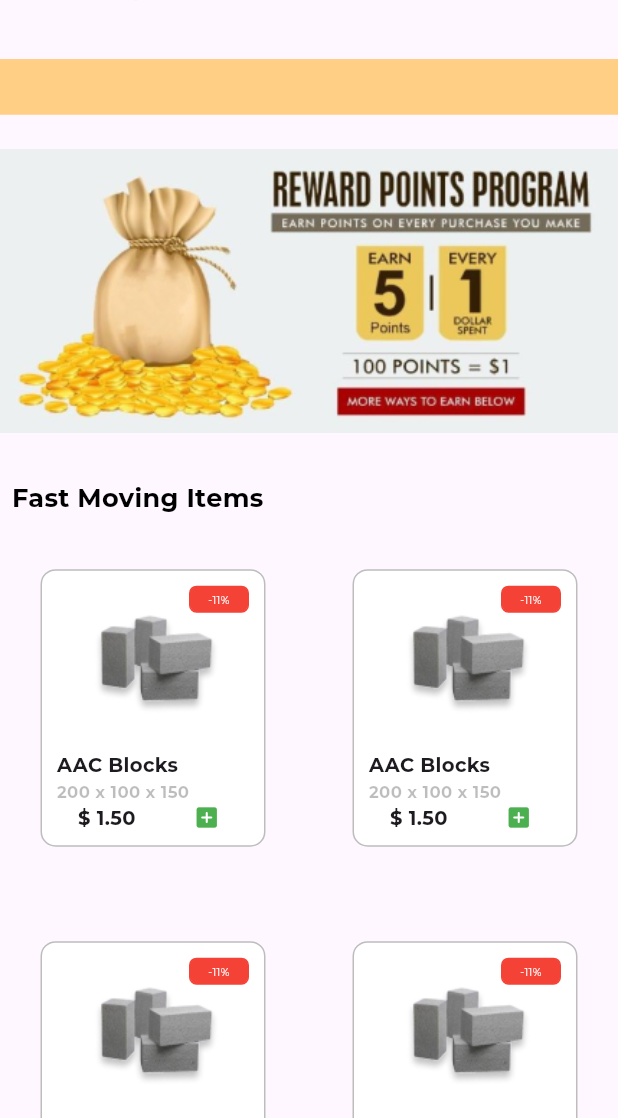
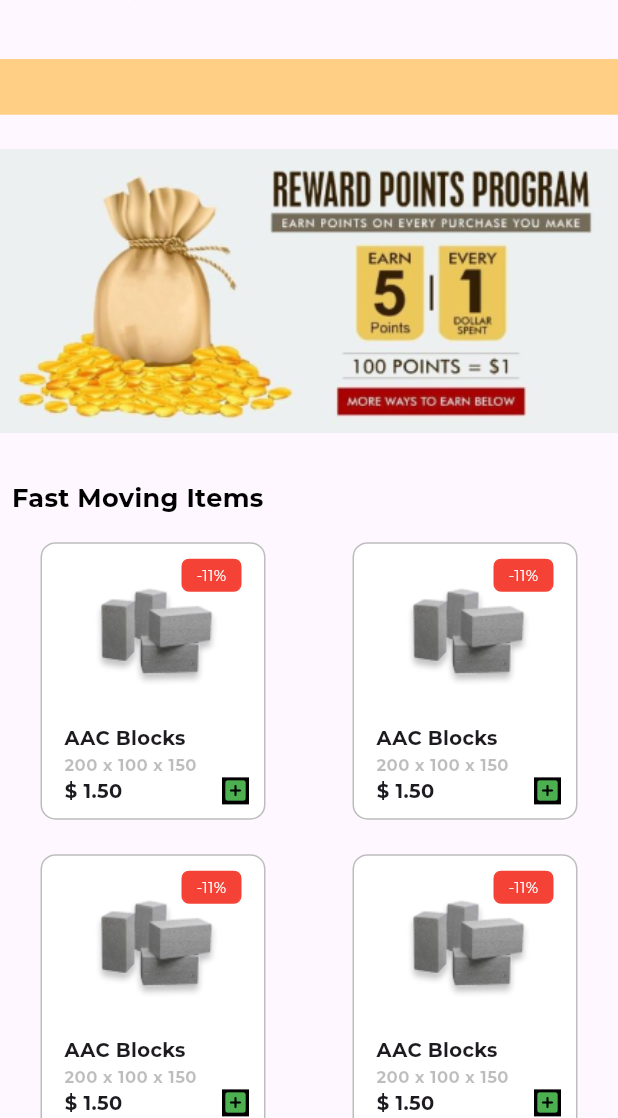
Before and after one commit to pokaktech/bricksnmix-frontend, a Flutter app: the Dashboard screen opened directly, scrolled down 1728 dp, on a phone screen of 412 x 824 dp, the part 118-1236 px from its top. Run offline on Flutter 3.47's test engine with Material 3 defaults, Android fonts, the phone set to English and light mode, and no system bars; our stand-ins replace carousel_slider, dio, fl_chart, flutter_dotenv, flutter_secure_storage, get and 3 more; accounts and stored records are empty; network calls fail; project files that could hold a hidden picture were left out.

Commit message:
issues in the fast moving products ui fixed

```diff
--- a/lib/Controller/HomeController.dart
+++ b/lib/Controller/HomeController.dart
@@ -25,13 +25,12 @@ class HomeController extends GetxController {
 
     try {
       loading(true);
-
       final options = Options(
         headers: {
           'Authorization': 'Bearer $token',
         },
       );
-
+// http://195.35.20.1:8080/accounts/getFastmovingProducts/
       final response = await dio.get(
         'http://195.35.20.1:8080/accounts/getTrendingBrands/',
         options: options,
--- a/lib/Widgets/fasting_moving_items.dart
+++ b/lib/Widgets/fasting_moving_items.dart
@@ -23,28 +23,20 @@ class FastingMovingItems extends StatelessWidget {
               style: TextStyle(
                 fontSize: ResponsiveInfo.isMobile(context) ? 17 : 20,
                 fontWeight: FontWeight.bold,
-                  color: Colors.black),
+                color: Colors.black,
+              ),
               textAlign: TextAlign.center,
             ),
           ),
-          MediaQuery.removePadding(
-            context: context,
-            removeBottom: false,
-            removeLeft: false,
-            removeRight: false,
-            removeTop: false,
-            child: SizedBox(
-              width: double.infinity,
-              height: MediaQuery.of(context).size.height / 1.7,
-              child: GridView.count(
+          Expanded(
+            child: GridView.builder(
+                gridDelegate: const SliverGridDelegateWithFixedCrossAxisCount(
                   crossAxisCount: 2,
+                  mainAxisSpacing: 4.0,
                   crossAxisSpacing: 4.0,
-                mainAxisSpacing: 8.0,
-                childAspectRatio: 0.85,
-                physics: const NeverScrollableScrollPhysics(),
-                children: List.generate(
-                  4,
-                  (index) {
+                ),
+                itemCount: 5,
+                itemBuilder: (context, index) {
                   return GestureDetector(
                     child: Center(
                       child: Padding(
@@ -52,10 +44,13 @@ class FastingMovingItems extends StatelessWidget {
                             ResponsiveInfo.isMobile(context) ? 5 : 10),
                         child: Container(
                           width: ResponsiveInfo.isMobile(context) ? 150 : 180,
-                            height:
-                                ResponsiveInfo.isMobile(context) ? 185 : 215,
-                            padding: EdgeInsets.all(
-                                ResponsiveInfo.isMobile(context) ? 5 : 8),
+                          height: ResponsiveInfo.isMobile(context) ? 185 : 215,
+                          padding: const EdgeInsets.only(
+                            left: 10,
+                            right: 10,
+                            top: 5,
+                            bottom: 5,
+                          ),
                           decoration: BoxDecoration(
                             border: Border.all(
                               color: Colors.black26,
@@ -76,12 +71,10 @@ class FastingMovingItems extends StatelessWidget {
                                       alignment: FractionalOffset.center,
                                       child: Image.asset(
                                         'assets/homecategory/accblock.png',
-                                          width:
-                                              ResponsiveInfo.isMobile(context)
+                                        width: ResponsiveInfo.isMobile(context)
                                             ? 100
                                             : 120,
-                                          height:
-                                              ResponsiveInfo.isMobile(context)
+                                        height: ResponsiveInfo.isMobile(context)
                                             ? 100
                                             : 120,
                                         fit: BoxFit.fill,
@@ -93,16 +86,19 @@ class FastingMovingItems extends StatelessWidget {
                                         padding: EdgeInsets.all(
                                           ResponsiveInfo.isMobile(context)
                                               ? 5
-                                                  : 8),
+                                              : 8,
+                                        ),
                                         child: Container(
                                           width:
                                               ResponsiveInfo.isMobile(context)
                                                   ? 40
                                                   : 50,
+                                          height: 22,
                                           padding: EdgeInsets.all(
                                             ResponsiveInfo.isMobile(context)
                                                 ? 3
-                                                    : 5),
+                                                : 5,
+                                          ),
                                           decoration: BoxDecoration(
                                             color: Colors.red,
                                             border: Border.all(
@@ -110,17 +106,18 @@ class FastingMovingItems extends StatelessWidget {
                                             ),
                                             borderRadius:
                                                 const BorderRadius.all(
-                                                        Radius.circular(5))),
+                                              Radius.circular(5),
+                                            ),
+                                          ),
+                                          child: const Center(
                                             child: Text(
                                               "-11%",
                                               textAlign: TextAlign.center,
                                               style: TextStyle(
-                                                  fontSize:
-                                                      ResponsiveInfo.isMobile(
-                                                              context)
-                                                          ? 7
-                                                          : 10,
-                                                  color: Colors.white),
+                                                fontSize: 10,
+                                                color: Colors.white,
+                                              ),
+                                            ),
                                           ),
                                         ),
                                       ),
@@ -131,15 +128,13 @@ class FastingMovingItems extends StatelessWidget {
                               Expanded(
                                 child: Padding(
                                   padding: EdgeInsets.fromLTRB(
-                                        ResponsiveInfo.isMobile(context)
-                                            ? 5
-                                            : 8,
+                                    ResponsiveInfo.isMobile(context) ? 5 : 8,
                                     0,
                                     0,
-                                        0),
+                                    0,
+                                  ),
                                   child: Column(
-                                      mainAxisAlignment:
-                                          MainAxisAlignment.start,
+                                    mainAxisAlignment: MainAxisAlignment.start,
                                     crossAxisAlignment:
                                         CrossAxisAlignment.start,
                                     children: [
@@ -147,29 +142,34 @@ class FastingMovingItems extends StatelessWidget {
                                         "AAC Blocks",
                                         maxLines: 2,
                                         style: TextStyle(
-                                              fontSize: ResponsiveInfo.isMobile(
-                                                      context)
+                                          fontSize:
+                                              ResponsiveInfo.isMobile(context)
                                                   ? 13
                                                   : 15,
-                                              fontWeight: FontWeight.bold),
+                                          fontWeight: FontWeight.bold,
+                                        ),
                                         textAlign: TextAlign.center,
                                       ),
                                       Text(
                                         "200 x 100 x 150",
                                         maxLines: 2,
                                         style: TextStyle(
-                                              fontSize: ResponsiveInfo.isMobile(
-                                                      context)
+                                          fontSize:
+                                              ResponsiveInfo.isMobile(context)
                                                   ? 11
                                                   : 13,
                                           fontWeight: FontWeight.bold,
-                                              color: Colors.black26),
+                                          color: Colors.black26,
+                                        ),
                                         textAlign: TextAlign.center,
                                       ),
                                       Row(
+                                        mainAxisAlignment:
+                                            MainAxisAlignment.spaceBetween,
                                         children: [
-                                            Expanded(
-                                              flex: 1,
+                                          SizedBox(
+                                            // flex: 1,
+                                            // color: Colors.black,
                                             child: Text(
                                               "\$ 1.50",
                                               maxLines: 2,
@@ -179,13 +179,14 @@ class FastingMovingItems extends StatelessWidget {
                                                             context)
                                                         ? 13
                                                         : 15,
-                                                    fontWeight:
-                                                        FontWeight.bold),
+                                                fontWeight: FontWeight.bold,
+                                              ),
                                               textAlign: TextAlign.center,
                                             ),
                                           ),
-                                            Expanded(
-                                              flex: 1,
+                                          Container(
+                                            color: Colors.black,
+                                            // flex: 1,
                                             child: Icon(
                                               Icons.add_box_rounded,
                                               color: Colors.green,
@@ -210,15 +211,13 @@ class FastingMovingItems extends StatelessWidget {
                       Navigator.push(
                         context,
                         MaterialPageRoute(
-                                builder: (context) =>
-                                    const ProductDetailsPage()));
+                          builder: (context) => const ProductDetailsPage(),
+                        ),
+                      );
                     },
                   );
-                  },
+                }),
           ),
-              ),
-            ),
-          )
         ],
       ),
     );
```
Lines whose indentation alone changed are shown as unchanged.
